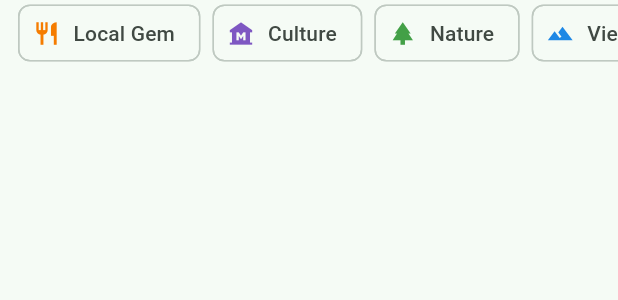
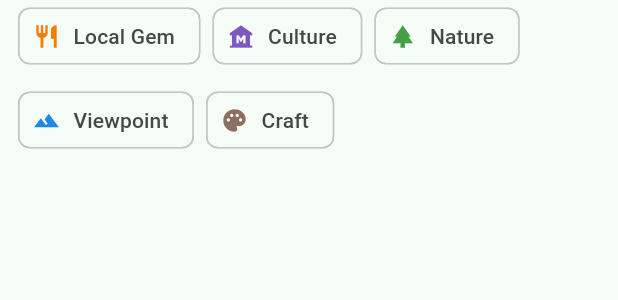
Before and after one commit to ligitpizza/hidden-gem-tourist-app, a Flutter app: the CategoryFilterBar widget shown alone on an empty page, opened directly, on a phone screen of 412 x 824 dp. Shown: the top 300 px of the screen. Run offline on Flutter 3.47's test engine with Material 3 defaults, Android fonts, the phone set to English and light mode, and no system bars; our stand-ins replace country_picker, dio, file_picker, fl_chart, flutter_map, flutter_riverpod and 10 more; missing offline and left inert: flutter_map_marker_cluster, pdfrx; accounts and stored records are empty.

Commit message:
fix(destination-map): make category filter bar wrap instead of scroll
The filter bar was a horizontally-scrolling ListView, so chips past
the visible width were only reachable by scrolling right — reported
as non-responsive on an Android Studio emulator. Switched to a Wrap
so all 5 category chips lay out immediately, reflowing onto a second
line on narrower screens instead of requiring horizontal scroll to
discover them.

Co-Authored-By: Claude Sonnet 5 <noreply@anthropic.com>

```diff
--- a/lib/features/destination_exploration/view/widgets/category_filter_bar.dart
+++ b/lib/features/destination_exploration/view/widgets/category_filter_bar.dart
@@ -16,29 +16,30 @@ class CategoryFilterBar extends ConsumerWidget {
   Widget build(BuildContext context, WidgetRef ref) {
     final controller = ref.watch(destinationMapControllerProvider);
 
-    return SizedBox(
-      height: 44,
-      child: ListView.separated(
-        scrollDirection: Axis.horizontal,
+    return Padding(
       padding: const EdgeInsets.symmetric(horizontal: 12),
-        itemCount: HiddenGemCategory.values.length,
-        separatorBuilder: (_, __) => const SizedBox(width: 8),
-        itemBuilder: (context, index) {
-          final category = HiddenGemCategory.values[index];
-          final selected = controller.selectedCategories.contains(category);
-          return FilterChip(
+      child: Wrap(
+        spacing: 8,
+        runSpacing: 8,
+        children: [
+          for (final category in HiddenGemCategory.values)
+            FilterChip(
               avatar: Icon(
                 categoryIcon(category),
                 size: 18,
-              color: selected ? Colors.white : categoryColor(category),
+                color: controller.selectedCategories.contains(category)
+                    ? Colors.white
+                    : categoryColor(category),
               ),
               label: Text(category.label),
-            selected: selected,
+              selected: controller.selectedCategories.contains(category),
               selectedColor: categoryColor(category),
-            labelStyle: TextStyle(color: selected ? Colors.white : null),
+              labelStyle: TextStyle(
+                color: controller.selectedCategories.contains(category) ? Colors.white : null,
+              ),
               onSelected: (_) => controller.toggleCategory(category),
-          );
-        },
+            ),
+        ],
       ),
     );
   }
```
Also changed, not shown: 1 other file. Lines whose indentation alone changed are shown as unchanged.
